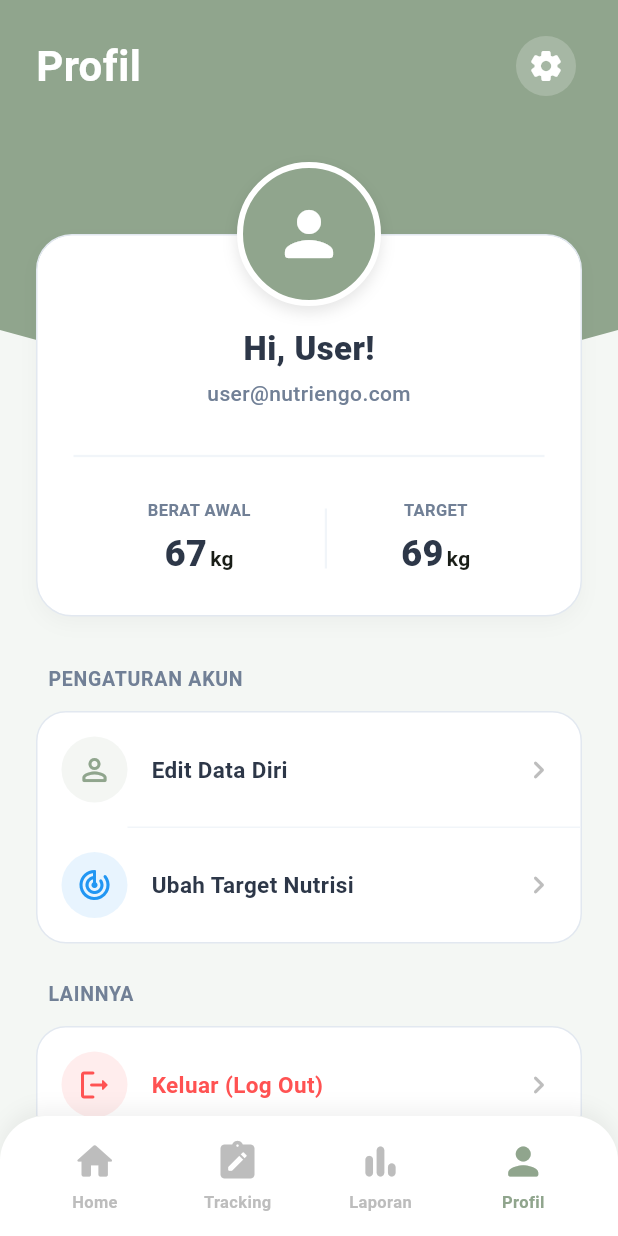
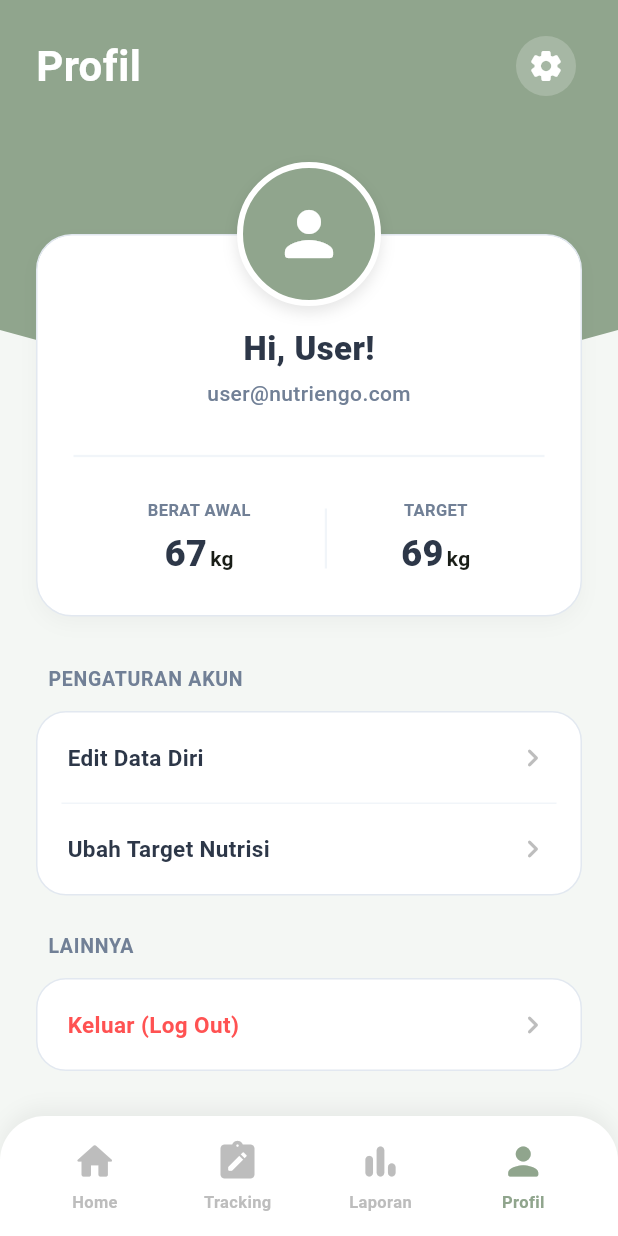
Before and after one commit to javierrayhan/nutri-go, a Flutter app: the ProfileScreen screen opened by its route, on a phone screen of 412 x 824 dp. Run offline on Flutter 3.47's test engine with Material 3 defaults, Android fonts, the phone set to English and light mode, and no system bars; our stand-ins replace shared_preferences; accounts and stored records are empty.

Commit message:
remove: icon

```diff
--- a/NutrienGO/nutriengo/lib/profile.dart
+++ b/NutrienGO/nutriengo/lib/profile.dart
@@ -219,9 +219,6 @@ class ProfileScreen extends StatelessWidget {
                             children: [
                               _buildMenuTile(
                                 context,
-                                icon: Icons.person_outline_rounded,
-                                iconColor: sageGreen,
-                                iconBgColor: sageGreen.withOpacity(0.1),
                                 title: 'Edit Data Diri',
                                 onTap: () => _showToast(
                                   context,
@@ -231,13 +228,11 @@ class ProfileScreen extends StatelessWidget {
                               const Divider(
                                 height: 1,
                                 color: Color(0xFFF1F5F9),
-                                indent: 60,
+                                indent: 16,
+                                endIndent: 16,
                               ),
                               _buildMenuTile(
                                 context,
-                                icon: Icons.track_changes_rounded,
-                                iconColor: Colors.blue,
-                                iconBgColor: Colors.blue.withOpacity(0.1),
                                 title: 'Ubah Target Nutrisi',
                                 onTap: () => _showToast(
                                   context,
@@ -272,9 +267,6 @@ class ProfileScreen extends StatelessWidget {
                           ),
                           child: _buildMenuTile(
                             context,
-                            icon: Icons.logout_rounded,
-                            iconColor: Colors.redAccent,
-                            iconBgColor: Colors.redAccent.withOpacity(0.1),
                             title: 'Keluar (Log Out)',
                             textColor: Colors.redAccent,
                             onTap: () =>
@@ -338,9 +330,6 @@ class ProfileScreen extends StatelessWidget {
 
   Widget _buildMenuTile(
     BuildContext context, {
-    required IconData icon,
-    required Color iconColor,
-    required Color iconBgColor,
     required String title,
     Color textColor = const Color(0xFF2D3748),
     required VoidCallback onTap,
@@ -349,19 +338,9 @@ class ProfileScreen extends StatelessWidget {
       onTap: onTap,
       borderRadius: BorderRadius.circular(20),
       child: Padding(
-        padding: const EdgeInsets.symmetric(horizontal: 16, vertical: 16),
+        padding: const EdgeInsets.symmetric(horizontal: 20, vertical: 18),
         child: Row(
           children: [
-            Container(
-              width: 44,
-              height: 44,
-              decoration: BoxDecoration(
-                color: iconBgColor,
-                shape: BoxShape.circle,
-              ),
-              child: Icon(icon, color: iconColor),
-            ),
-            const SizedBox(width: 16),
             Expanded(
               child: Text(
                 title,
```
